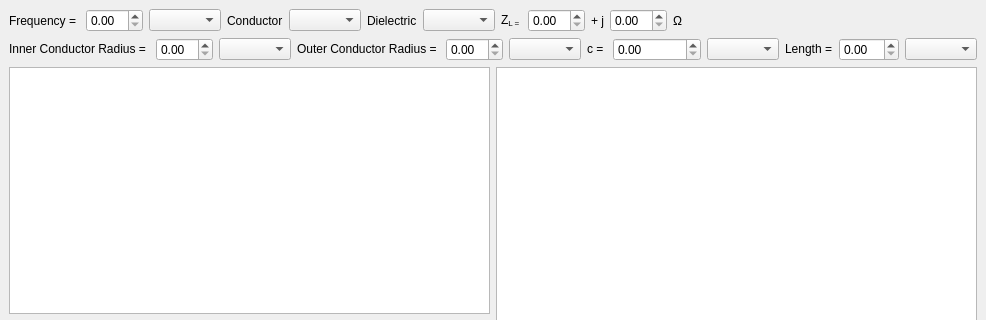
Old version of the form main_gui.ui in the repository cativenom/CoaxCableProject; both pictures show x 0 to 986 and y 0 to 320 of the 986 by 682 pixel window.
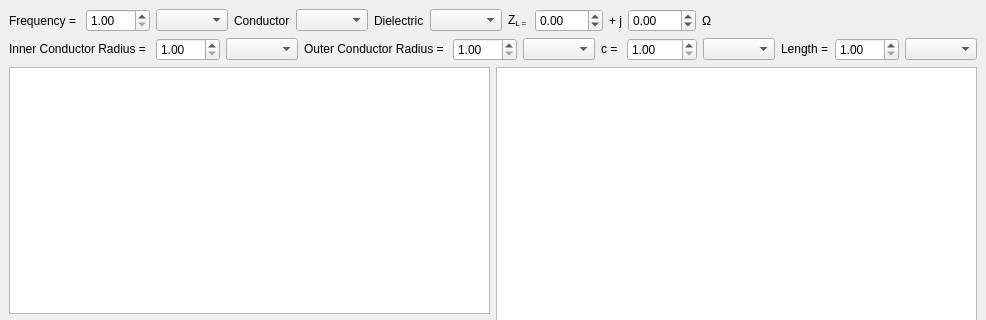
New version of the form.

Commit message: Added more input validation

Patch:
```diff
--- a/main_gui.ui
+++ b/main_gui.ui
@@ -31,7 +31,14 @@
              </widget>
             </item>
             <item>
-             <widget class="QDoubleSpinBox" name="freqlineEdit"/>
+             <widget class="QDoubleSpinBox" name="freqlineEdit">
+              <property name="minimum">
+               <double>1.000000000000000</double>
+              </property>
+              <property name="maximum">
+               <double>100.000000000000000</double>
+              </property>
+             </widget>
             </item>
             <item>
              <widget class="QComboBox" name="hzUnits">
@@ -101,7 +108,14 @@
              </widget>
             </item>
             <item>
-             <widget class="QDoubleSpinBox" name="real_impedence"/>
+             <widget class="QDoubleSpinBox" name="real_impedence">
+              <property name="minimum">
+               <double>-100.000000000000000</double>
+              </property>
+              <property name="maximum">
+               <double>100.000000000000000</double>
+              </property>
+             </widget>
             </item>
             <item>
              <widget class="QLabel" name="label_6">
@@ -111,7 +125,14 @@
              </widget>
             </item>
             <item>
-             <widget class="QDoubleSpinBox" name="fake_impedence"/>
+             <widget class="QDoubleSpinBox" name="fake_impedence">
+              <property name="minimum">
+               <double>-100.000000000000000</double>
+              </property>
+              <property name="maximum">
+               <double>100.000000000000000</double>
+              </property>
+             </widget>
             </item>
             <item>
              <widget class="QLabel" name="label_7">
@@ -155,7 +176,14 @@
              </widget>
             </item>
             <item>
-             <widget class="QDoubleSpinBox" name="a_lineedit"/>
+             <widget class="QDoubleSpinBox" name="a_lineedit">
+              <property name="minimum">
+               <double>1.000000000000000</double>
+              </property>
+              <property name="maximum">
+               <double>100.000000000000000</double>
+              </property>
+             </widget>
             </item>
             <item>
              <widget class="QComboBox" name="a_units">
@@ -185,7 +213,14 @@
              </widget>
             </item>
             <item>
-             <widget class="QDoubleSpinBox" name="b_lineedit"/>
+             <widget class="QDoubleSpinBox" name="b_lineedit">
+              <property name="minimum">
+               <double>1.000000000000000</double>
+              </property>
+              <property name="maximum">
+               <double>100.000000000000000</double>
+              </property>
+             </widget>
             </item>
             <item>
              <widget class="QComboBox" name="b_units">
@@ -215,7 +250,14 @@
              </widget>
             </item>
             <item>
-             <widget class="QDoubleSpinBox" name="c_lineedit"/>
+             <widget class="QDoubleSpinBox" name="c_lineedit">
+              <property name="minimum">
+               <double>1.000000000000000</double>
+              </property>
+              <property name="maximum">
+               <double>100.000000000000000</double>
+              </property>
+             </widget>
             </item>
             <item>
              <widget class="QComboBox" name="c_units">
@@ -245,7 +287,14 @@
              </widget>
             </item>
             <item>
-             <widget class="QDoubleSpinBox" name="l_lineedit"/>
+             <widget class="QDoubleSpinBox" name="l_lineedit">
+              <property name="minimum">
+               <double>1.000000000000000</double>
+              </property>
+              <property name="maximum">
+               <double>100.000000000000000</double>
+              </property>
+             </widget>
             </item>
             <item>
              <widget class="QComboBox" name="length_units">
```
The commit also changes 2 other files.
